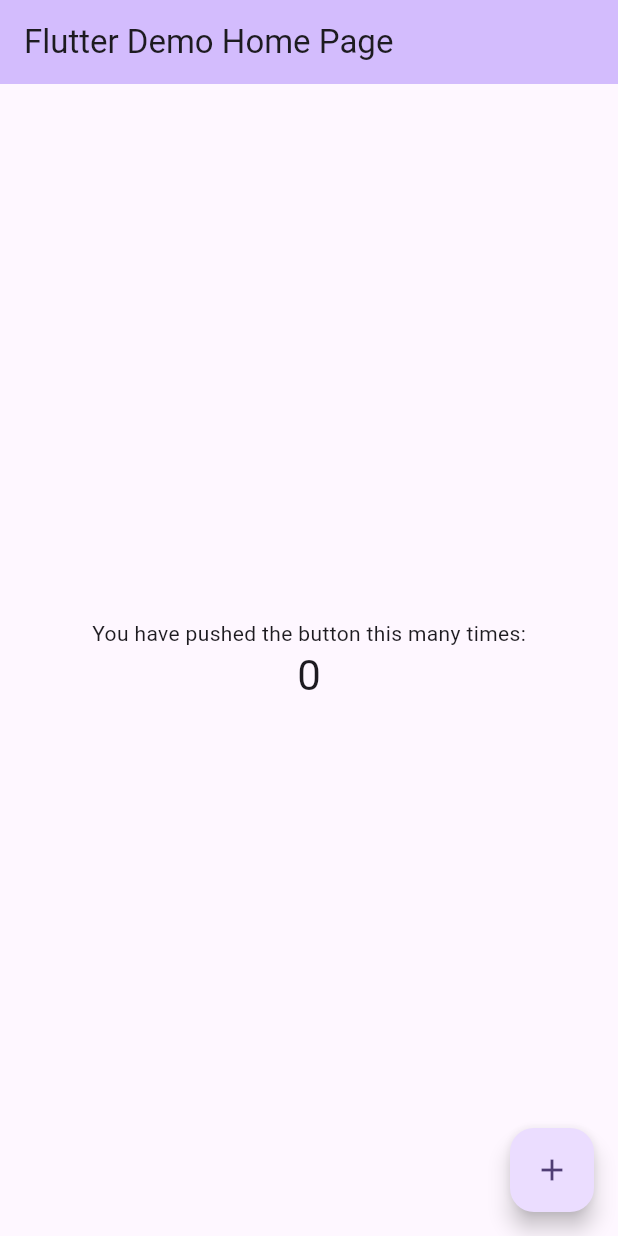
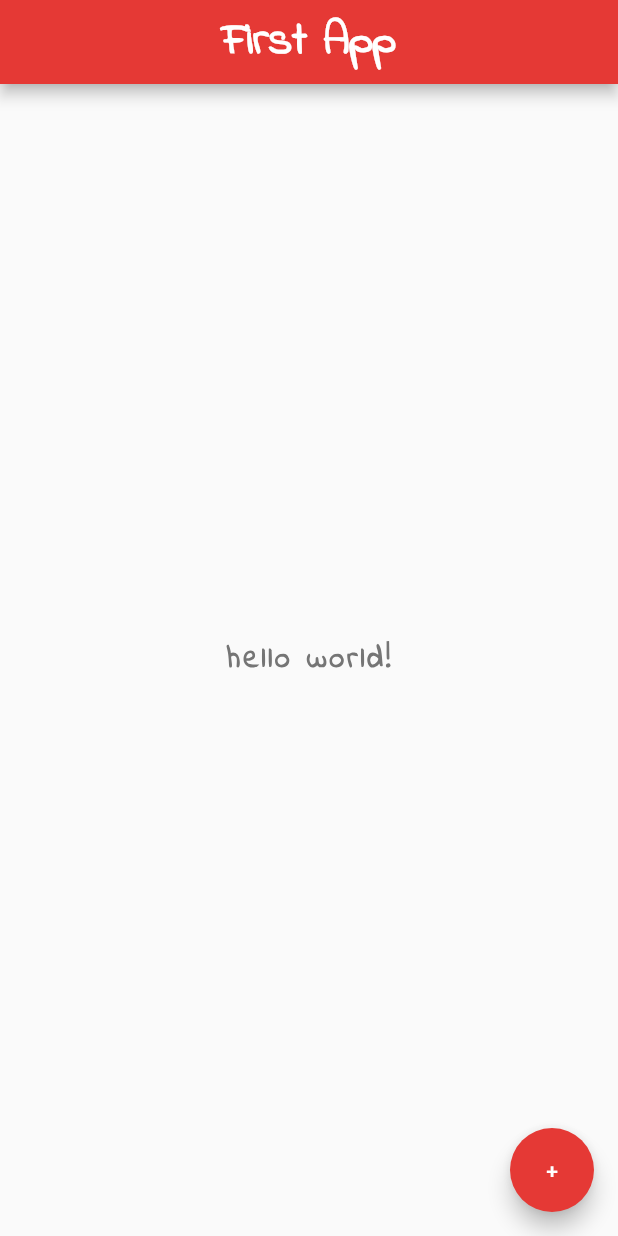
Before and after one commit to adhamalihassan/Ninja-Flutter, a Flutter app: the screen it shows after launch, on a phone screen of 412 x 824 dp. Run offline on Flutter 3.47's test engine with Material 2 defaults, Android fonts, the phone set to English and light mode, and no system bars.

Commit message:
lesson 7

```diff
--- a/lib/main.dart
+++ b/lib/main.dart
@@ -1,125 +1,41 @@
 import 'package:flutter/material.dart';
 
 void main() {
-  runApp(const MyApp());
+  runApp(MaterialApp(home: Home()));
 }
 
-class MyApp extends StatelessWidget {
-  const MyApp({super.key});
-
-  // This widget is the root of your application.
+class Home extends StatelessWidget {
   @override
   Widget build(BuildContext context) {
-    return MaterialApp(
-      title: 'Flutter Demo',
-      theme: ThemeData(
-        // This is the theme of your application.
-        //
-        // TRY THIS: Try running your application with "flutter run". You'll see
-        // the application has a blue toolbar. Then, without quitting the app,
-        // try changing the seedColor in the colorScheme below to Colors.green
-        // and then invoke "hot reload" (save your changes or press the "hot
-        // reload" button in a Flutter-supported IDE, or press "r" if you used
-        // the command line to start the app).
-        //
-        // Notice that the counter didn't reset back to zero; the application
-        // state is not lost during the reload. To reset the state, use hot
-        // restart instead.
-        //
-        // This works for code too, not just values: Most code changes can be
-        // tested with just a hot reload.
-        colorScheme: ColorScheme.fromSeed(seedColor: Colors.deepPurple),
-        useMaterial3: true,
+    return Scaffold(
+      appBar: AppBar(
+        title: Text(
+          'First App',
+          style: TextStyle(
+            fontFamily: 'IndieFlower',
+            fontWeight: FontWeight.bold,
+            fontSize: 30.0
+          ),
+        ),
+        backgroundColor: Colors.red[600],
+        centerTitle: true,
       ),
-      home: const MyHomePage(title: 'Flutter Demo Home Page'),
+      body: Center(
+        child: Text(
+          'hello world!',
+          style: TextStyle(
+              fontSize: 20.0,
+              fontWeight: FontWeight.bold,
+              letterSpacing: 2.0,
+              color: Colors.grey[600],
+              fontFamily: 'IndieFlower'),
+        ),
+      ),
+      floatingActionButton: FloatingActionButton(
+        child: Text('+'),
+        onPressed: () {},
+        backgroundColor: Colors.red[600],
+      ),
     );
   }
 }
-
-class MyHomePage extends StatefulWidget {
-  const MyHomePage({super.key, required this.title});
-
-  // This widget is the home page of your application. It is stateful, meaning
-  // that it has a State object (defined below) that contains fields that affect
-  // how it looks.
-
-  // This class is the configuration for the state. It holds the values (in this
-  // case the title) provided by the parent (in this case the App widget) and
-  // used by the build method of the State. Fields in a Widget subclass are
-  // always marked "final".
-
-  final String title;
-
-  @override
-  State<MyHomePage> createState() => _MyHomePageState();
-}
-
-class _MyHomePageState extends State<MyHomePage> {
-  int _counter = 0;
-
-  void _incrementCounter() {
-    setState(() {
-      // This call to setState tells the Flutter framework that something has
-      // changed in this State, which causes it to rerun the build method below
-      // so that the display can reflect the updated values. If we changed
-      // _counter without calling setState(), then the build method would not be
-      // called again, and so nothing would appear to happen.
-      _counter++;
-    });
-  }
-
-  @override
-  Widget build(BuildContext context) {
-    // This method is rerun every time setState is called, for instance as done
-    // by the _incrementCounter method above.
-    //
-    // The Flutter framework has been optimized to make rerunning build methods
-    // fast, so that you can just rebuild anything that needs updating rather
-    // than having to individually change instances of widgets.
-    return Scaffold(
-      appBar: AppBar(
-        // TRY THIS: Try changing the color here to a specific color (to
-        // Colors.amber, perhaps?) and trigger a hot reload to see the AppBar
-        // change color while the other colors stay the same.
-        backgroundColor: Theme.of(context).colorScheme.inversePrimary,
-        // Here we take the value from the MyHomePage object that was created by
-        // the App.build method, and use it to set our appbar title.
-        title: Text(widget.title),
-      ),
-      body: Center(
-        // Center is a layout widget. It takes a single child and positions it
-        // in the middle of the parent.
-        child: Column(
-          // Column is also a layout widget. It takes a list of children and
-          // arranges them vertically. By default, it sizes itself to fit its
-          // children horizontally, and tries to be as tall as its parent.
-          //
-          // Column has various properties to control how it sizes itself and
-          // how it positions its children. Here we use mainAxisAlignment to
-          // center the children vertically; the main axis here is the vertical
-          // axis because Columns are vertical (the cross axis would be
-          // horizontal).
-          //
-          // TRY THIS: Invoke "debug painting" (choose the "Toggle Debug Paint"
-          // action in the IDE, or press "p" in the console), to see the
-          // wireframe for each widget.
-          mainAxisAlignment: MainAxisAlignment.center,
-          children: <Widget>[
-            const Text(
-              'You have pushed the button this many times:',
-            ),
-            Text(
-              '$_counter',
-              style: Theme.of(context).textTheme.headlineMedium,
-            ),
-          ],
-        ),
-      ),
-      floatingActionButton: FloatingActionButton(
-        onPressed: _incrementCounter,
-        tooltip: 'Increment',
-        child: const Icon(Icons.add),
-      ), // This trailing comma makes auto-formatting nicer for build methods.
-    );
-  }
-}
```
Also changed, not shown: pubspec.yaml (+7 -15 lines), assets/download.jpeg (added), fonts/IndieFlower-Regular.ttf (added).
